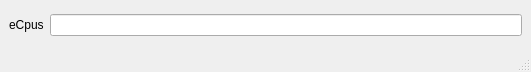
aumanimationstudios/rbhus, file rbhusUI/lib/rbhusHostEditMod.ui: the form before one commit.
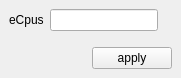
The form after the commit.

Diff of the .ui file:
```diff
--- a/rbhusUI/lib/rbhusHostEditMod.ui
+++ b/rbhusUI/lib/rbhusHostEditMod.ui
@@ -6,8 +6,8 @@
    <rect>
     <x>0</x>
     <y>0</y>
-    <width>531</width>
-    <height>72</height>
+    <width>181</width>
+    <height>70</height>
    </rect>
   </property>
   <property name="sizePolicy">
@@ -46,16 +46,48 @@
     <item row="0" column="1" colspan="2">
      <widget class="QLineEdit" name="lineEditImageName">
       <property name="sizePolicy">
-       <sizepolicy hsizetype="MinimumExpanding" vsizetype="Fixed">
+       <sizepolicy hsizetype="Maximum" vsizetype="Fixed">
         <horstretch>0</horstretch>
         <verstretch>0</verstretch>
        </sizepolicy>
       </property>
      </widget>
     </item>
+    <item row="1" column="1" colspan="2">
+     <layout class="QHBoxLayout" name="horizontalLayout">
+      <property name="topMargin">
+       <number>10</number>
+      </property>
+      <item>
+       <spacer name="horizontalSpacer_2">
+        <property name="orientation">
+         <enum>Qt::Horizontal</enum>
+        </property>
+        <property name="sizeHint" stdset="0">
+         <size>
+          <width>40</width>
+          <height>20</height>
+         </size>
+        </property>
+       </spacer>
+      </item>
+      <item>
+       <widget class="QPushButton" name="pushApply">
+        <property name="sizePolicy">
+         <sizepolicy hsizetype="Maximum" vsizetype="Fixed">
+          <horstretch>0</horstretch>
+          <verstretch>0</verstretch>
+         </sizepolicy>
+        </property>
+        <property name="text">
+         <string>apply</string>
+        </property>
+       </widget>
+      </item>
+     </layout>
+    </item>
    </layout>
   </widget>
-  <widget class="QStatusBar" name="statusbar"/>
  </widget>
  <resources/>
  <connections/>
```
